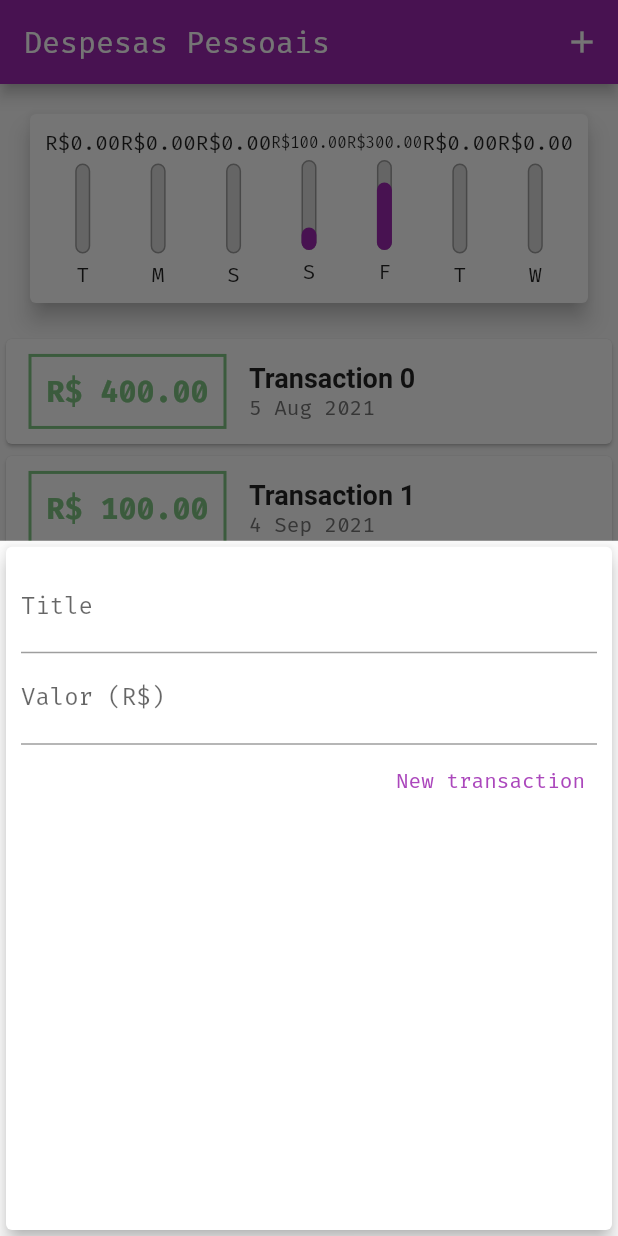
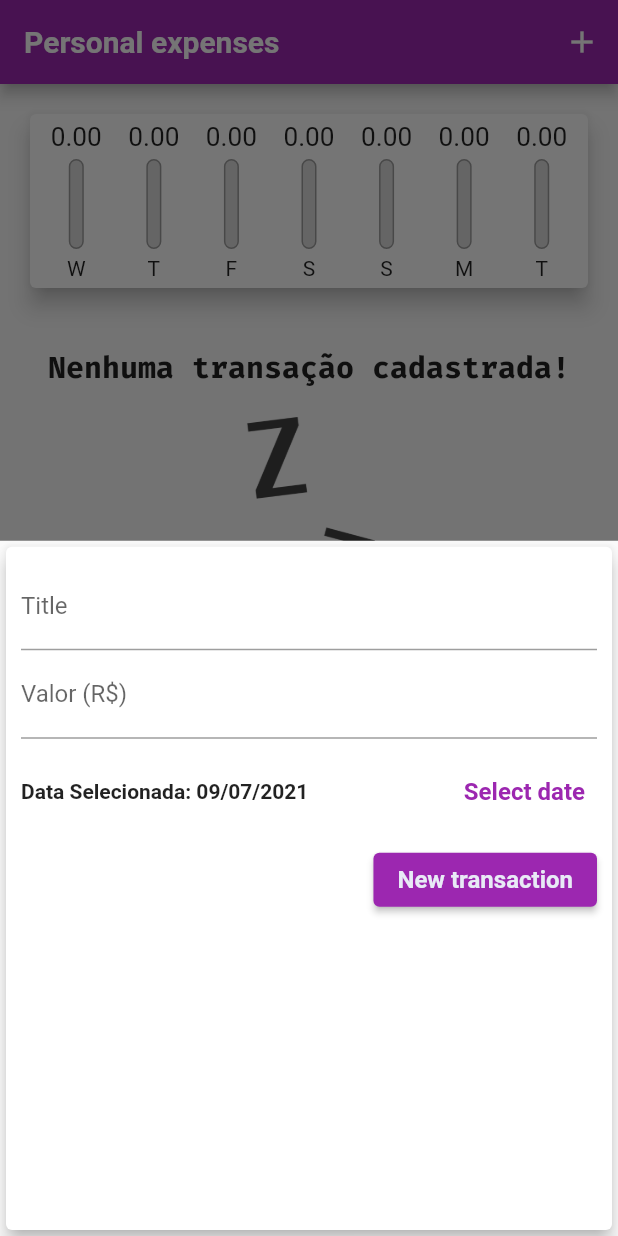
Before and after one commit to EAbeier/ExpensesControlApp, a Flutter app: the screen it shows after launch, after a tap on the "add" icon, on a phone screen of 412 x 824 dp. Run offline on Flutter 3.47's test engine with Material 2 defaults, Android fonts, the phone set to English and light mode, and no system bars.

Commit message:
Created chartCard, final ajustments

```diff
--- a/lib/components/chart.dart
+++ b/lib/components/chart.dart
@@ -30,7 +30,7 @@ class Chart extends StatelessWidget {
         'day': DateFormat.E().format(weekDay)[0],
         'value': totalSum,
       };
-    });
+    }).reversed.toList();
   }
 
   double get _weekTotalValue {
@@ -46,7 +46,7 @@ class Chart extends StatelessWidget {
       elevation: 6,
       margin: EdgeInsets.all(20),
       child: Padding(
-        padding: const EdgeInsets.all(10),
+        padding: const EdgeInsets.all(5),
         child: Row(
           mainAxisAlignment: MainAxisAlignment.spaceAround,
           children: groupedTransactions.map((tr) {
@@ -55,7 +55,8 @@ class Chart extends StatelessWidget {
               child: ChartBar(
                 label: tr['day'],
                 value: tr['value'],
-                percentage: tr['value'] / _weekTotalValue,
+                percentage:
+                    _weekTotalValue == 0 ? 0 : tr['value'] / _weekTotalValue,
               ),
             );
           }).toList(),
--- a/lib/components/chart_bar.dart
+++ b/lib/components/chart_bar.dart
@@ -15,8 +15,11 @@ class ChartBar extends StatelessWidget {
   Widget build(BuildContext context) {
     return Column(
       children: <Widget>[
-        FittedBox(
-          child: Text('R\$${value?.toStringAsFixed(2)}'),
+        Container(
+          height: 20,
+          child: FittedBox(
+            child: Text('${value?.toStringAsFixed(2)}'),
+          ),
         ),
         SizedBox(height: 5),
         Container(
--- a/lib/components/transaction_form.dart
+++ b/lib/components/transaction_form.dart
@@ -1,7 +1,8 @@
 import 'package:flutter/material.dart';
+import 'package:intl/intl.dart';
 
 class TransactionForm extends StatefulWidget {
-  final void Function(String, double) onSubmit;
+  final void Function(String, double, DateTime) onSubmit;
 
   TransactionForm(this.onSubmit);
 
@@ -10,19 +11,37 @@ class TransactionForm extends StatefulWidget {
 }
 
 class _TransactionFormState extends State<TransactionForm> {
-  final titleController = TextEditingController();
-
-  final valueController = TextEditingController();
+  final _titleController = TextEditingController();
+  final _valueController = TextEditingController();
+  DateTime _selectedDate = DateTime.now();
 
   _submitForm() {
-    final title = titleController.text;
-    final value = double.tryParse(valueController.text) ?? 0.0;
+    final title = _titleController.text;
+    final value = double.tryParse(_valueController.text) ?? 0.0;
 
     if (title.isEmpty || value <= 0) {
       return;
     }
 
-    widget.onSubmit(title, value);
+    widget.onSubmit(title, value, _selectedDate);
+  }
+
+  _showDatePicker() {
+    showDatePicker(
+      context: context,
+      initialDate: DateTime.now(),
+      firstDate: DateTime(2020),
+      lastDate: DateTime.now(),
+    ).then((pickedDate) {
+      if (pickedDate == null) {
+        return;
+      }
+      _selectedDate = pickedDate;
+
+      setState(() {
+        _selectedDate = _selectedDate;
+      });
+    });
   }
 
   @override
@@ -34,24 +53,51 @@ class _TransactionFormState extends State<TransactionForm> {
         child: Column(
           children: [
             TextField(
-              controller: titleController,
+              controller: _titleController,
               onSubmitted: (_) => _submitForm(),
               decoration: InputDecoration(labelText: 'Title'),
             ),
             TextField(
-              controller: valueController,
+              controller: _valueController,
               keyboardType: TextInputType.numberWithOptions(decimal: true),
               onSubmitted: (_) => _submitForm(),
               decoration: InputDecoration(labelText: 'Valor (R\$)'),
             ),
+            Container(
+              height: 70,
+              child: Row(
+                children: [
+                  Expanded(
+                    child: Text(
+                      'Data Selecionada: ${DateFormat('MM/dd/y').format(_selectedDate)}',
+                      style: TextStyle(fontWeight: FontWeight.bold),
+                    ),
+                  ),
+                  TextButton(
+                    style: TextButton.styleFrom(
+                      textStyle: const TextStyle(
+                        fontWeight: FontWeight.bold,
+                        fontSize: 16,
+                      ),
+                    ),
+                    child: Text('Select date'),
+                    onPressed: _showDatePicker,
+                  )
+                ],
+              ),
+            ),
             Row(
               mainAxisAlignment: MainAxisAlignment.end,
               children: [
-                TextButton(
+                ElevatedButton(
                   onPressed: _submitForm,
                   child: Text(
                     'New transaction',
-                    style: TextStyle(color: Colors.purple.shade400),
+                    style: TextStyle(
+                      color: Colors.indigo[50],
+                      fontWeight: FontWeight.bold,
+                      fontSize: 16,
+                    ),
                   ),
                 ),
               ],
--- a/lib/components/transaction_list.dart
+++ b/lib/components/transaction_list.dart
@@ -4,13 +4,14 @@ import 'package:intl/intl.dart';
 
 class TransactionList extends StatelessWidget {
   final List<Transaction> transactionsList;
+  final void Function(String) onRemove;
 
-  TransactionList(this.transactionsList);
+  TransactionList(this.transactionsList, this.onRemove);
 
   @override
   Widget build(BuildContext context) {
     return Container(
-      height: 380,
+      height: 365,
       child: transactionsList.isEmpty
           ? Column(
               children: [
@@ -38,48 +39,39 @@ class TransactionList extends StatelessWidget {
               itemBuilder: (ctx, index) {
                 final tr = transactionsList[index];
                 return Card(
-                  child: Row(
-                    children: [
-                      Container(
-                        margin: EdgeInsets.symmetric(
-                          horizontal: 15,
-                          vertical: 10,
-                        ),
-                        decoration: BoxDecoration(
-                          border: Border.all(
-                            color: Colors.green.shade300,
-                            width: 2,
-                          ),
-                        ),
-                        padding: EdgeInsets.all(10),
-                        child: Text(
-                          'R\$ ${tr.value.toStringAsFixed(2)}',
-                          style: TextStyle(
-                            fontWeight: FontWeight.bold,
-                            fontFamily: 'Fira Code',
-                            fontSize: 20,
-                            color: Colors.green.shade300,
-                          ),
-                        ),
-                      ),
-                      Column(
-                        crossAxisAlignment: CrossAxisAlignment.start,
-                        children: [
-                          Text(
-                            tr.title,
+                  elevation: 5,
+                  margin: EdgeInsets.symmetric(
+                    vertical: 8,
+                    horizontal: 5,
+                  ),
+                  child: ListTile(
+                    leading: CircleAvatar(
+                      radius: 30,
+                      child: Padding(
+                        padding: const EdgeInsets.all(6),
+                        child: FittedBox(
+                          child: Text(
+                            'R\$${tr.value}',
                             style: TextStyle(
-                              fontFamily: 'Roboto',
                               fontWeight: FontWeight.bold,
                               fontSize: 18,
                             ),
                           ),
-                          Text(
-                            DateFormat('d MMM y').format(tr.date),
-                            style: TextStyle(color: Colors.grey.shade600),
-                          ),
-                        ],
+                        ),
                       ),
-                    ],
+                    ),
+                    title: Text(
+                      tr.title,
+                      style: Theme.of(context).textTheme.headline6,
+                    ),
+                    subtitle: Text(
+                      DateFormat('d MMM y').format(tr.date),
+                    ),
+                    trailing: IconButton(
+                      icon: Icon(Icons.delete),
+                      color: Theme.of(context).errorColor,
+                      onPressed: () => onRemove(tr.id),
+                    ),
                   ),
                 );
               },
--- a/lib/main.dart
+++ b/lib/main.dart
@@ -15,6 +15,22 @@ class ExpensesApp extends StatelessWidget {
       theme: ThemeData(
         primarySwatch: Colors.purple,
         fontFamily: 'Fira Code',
+        textTheme: ThemeData.light().textTheme.copyWith(
+              headline6: TextStyle(
+                fontFamily: 'Fira Code',
+                fontSize: 18,
+                fontWeight: FontWeight.bold,
+              ),
+            ),
+        appBarTheme: AppBarTheme(
+          textTheme: ThemeData.light().textTheme.copyWith(
+                headline6: TextStyle(
+                  fontFamily: 'Roboto',
+                  fontSize: 20,
+                  fontWeight: FontWeight.bold,
+                ),
+              ),
+        ),
       ),
     );
   }
@@ -26,26 +42,7 @@ class MyHomePage extends StatefulWidget {
 }
 
 class _MyHomePageState extends State<MyHomePage> {
-  final List<Transaction> _transactions = [
-    Transaction(
-      id: 'T0',
-      title: 'Transaction 0',
-      value: 400.00,
-      date: DateTime.now().subtract(Duration(days: 33)),
-    ),
-    Transaction(
-      id: 'T1',
-      title: 'Transaction 1',
-      value: 100.00,
-      date: DateTime.now().subtract(Duration(days: 3)),
-    ),
-    Transaction(
-      id: 'T2',
-      title: 'Transaction 2',
-      value: 300.00,
-      date: DateTime.now().subtract(Duration(days: 4)),
-    )
-  ];
+  final List<Transaction> _transactions = [];
 
   List<Transaction> get _recentTransactions {
     return _transactions.where((tr) {
@@ -53,12 +50,12 @@ class _MyHomePageState extends State<MyHomePage> {
     }).toList();
   }
 
-  _addTransaction(String title, double value) {
+  _addTransaction(String title, double value, DateTime date) {
     final newTransaction = Transaction(
       id: Random().nextDouble().toString(),
       title: title,
       value: value,
-      date: DateTime.now(),
+      date: date,
     );
 
     setState(() {
@@ -67,19 +64,26 @@ class _MyHomePageState extends State<MyHomePage> {
     Navigator.of(context).pop();
   }
 
+  _removeTransAction(String id) {
+    setState(() {
+      _transactions.removeWhere((tr) => tr.id == id);
+    });
+  }
+
   _openTransactionFormModal(BuildContext context) {
     showModalBottomSheet(
-        context: context,
-        builder: (_) {
-          return TransactionForm(_addTransaction);
-        });
+      context: context,
+      builder: (_) {
+        return TransactionForm(_addTransaction);
+      },
+    );
   }
 
   @override
   Widget build(BuildContext context) {
     return Scaffold(
       appBar: AppBar(
-        title: Text('Despesas Pessoais'),
+        title: Text('Personal expenses'),
         actions: <Widget>[
           IconButton(
             icon: Icon(Icons.add),
@@ -92,7 +96,7 @@ class _MyHomePageState extends State<MyHomePage> {
           crossAxisAlignment: CrossAxisAlignment.stretch,
           children: <Widget>[
             Chart(_recentTransactions),
-            TransactionList(_transactions),
+            TransactionList(_transactions, _removeTransAction),
           ],
         ),
       ),
@@ -100,7 +104,7 @@ class _MyHomePageState extends State<MyHomePage> {
         child: Icon(Icons.add),
         onPressed: () => _openTransactionFormModal(context),
       ),
-      floatingActionButtonLocation: FloatingActionButtonLocation.centerFloat,
+      floatingActionButtonLocation: FloatingActionButtonLocation.endFloat,
     );
   }
 }
```
